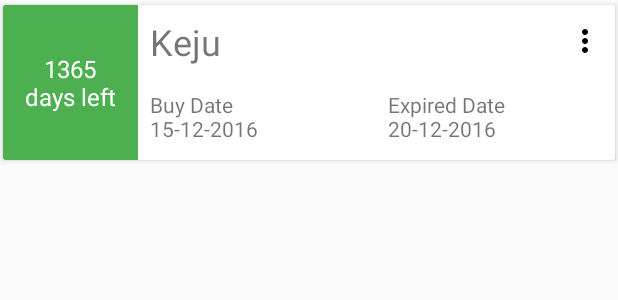
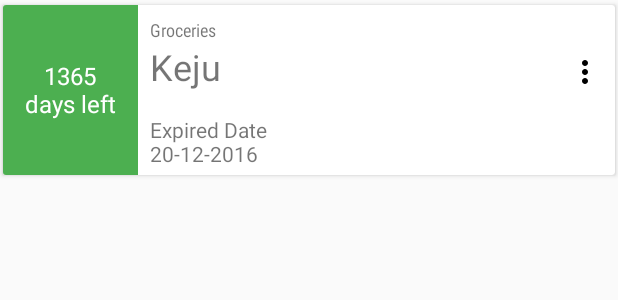
Before and after one commit to Expirat/ExpiratAndroid, an Android app: the layout view_grocery_item.xml on its own in the app's theme, with its tools: preview values and no code run, on a phone screen of 412 x 824 dp. Shown: the top 300 px of the screen. Run offline under Robolectric (Android 15) with nearby library versions, the phone set to English and light mode, and no system bars.

Commit message:
Fix query get detail item

```diff
--- a/app/src/main/java/com/expirate/expirat/services/response/GroceriesItem.java
+++ b/app/src/main/java/com/expirate/expirat/services/response/GroceriesItem.java
@@ -30,6 +30,9 @@ public abstract class GroceriesItem {
     @Nullable
     public abstract Integer type();
 
+    @Nullable
+    public abstract String typeName();
+
     public static Builder builder() {
         return new AutoValue_GroceriesItem.Builder();
     }
@@ -52,6 +55,8 @@ public abstract class GroceriesItem {
 
         public abstract Builder setType(Integer type);
 
+        public abstract Builder setTypeName(String typeName);
+
         public abstract GroceriesItem build();
     }
 }
--- a/app/src/main/res/layout/view_grocery_item.xml
+++ b/app/src/main/res/layout/view_grocery_item.xml
@@ -4,7 +4,7 @@
         xmlns:tools="http://schemas.android.com/tools"
         xmlns:app="http://schemas.android.com/apk/res-auto"
         android:layout_width="match_parent"
-        android:layout_height="110dp"
+        android:layout_height="120dp"
         app:cardUseCompatPadding="true"
         app:cardPreventCornerOverlap="false">
 
@@ -31,6 +31,17 @@
                 android:layout_toRightOf="@id/date_diff"
                 android:layout_toEndOf="@id/date_diff">
 
+            <TextView
+                    android:id="@+id/label"
+                    android:layout_width="wrap_content"
+                    android:layout_height="wrap_content"
+                    android:paddingLeft="8dp"
+                    android:paddingRight="8dp"
+                    android:paddingTop="8dp"
+                    android:textSize="12sp"
+                    android:fontFamily="sans-serif-condensed"
+                    tools:text="Groceries"/>
+
             <RelativeLayout
                     android:layout_width="match_parent"
                     android:layout_height="wrap_content">
@@ -54,7 +65,9 @@
                         android:textSize="24sp"
                         android:layout_toLeftOf="@id/more_action"
                         android:layout_toStartOf="@id/more_action"
-                        android:padding="8dp"
+                        android:paddingLeft="8dp"
+                        android:paddingRight="8dp"
+                        android:paddingBottom="8dp"
                         android:ellipsize="end"
                         android:maxLines="1"
                         tools:text="Keju"/>
@@ -66,18 +79,9 @@
                     android:orientation="horizontal">
 
                 <TextView
-                        android:id="@+id/buy_date"
-                        android:layout_width="0dp"
+                        android:id="@+id/expired_date"
+                        android:layout_width="wrap_content"
                         android:layout_height="wrap_content"
-                        android:layout_weight="1"
-                        android:padding="8dp"
-                        tools:text="Buy Date\n15-12-2016"/>
-
-                <TextView
-                        android:id="@+id/expired_date"
-                        android:layout_width="0dp"
-                        android:layout_height="wrap_content"
-                        android:layout_weight="1"
                         android:padding="8dp"
                         tools:text="Expired Date\n20-12-2016"/>
             </LinearLayout>
--- /dev/null
+++ b/app/src/main/res/menu/menu_popup_expired.xml
@@ -0,0 +1,5 @@
+<?xml version="1.0" encoding="utf-8"?>
+<menu xmlns:android="http://schemas.android.com/apk/res/android">
+    <item android:id="@+id/action_delete"
+          android:title="@string/title_action_delete" />
+</menu>
```
Also changed, not shown: app/src/main/java/com/expirate/expirat/repository/groceries/local/LocalGroceriesDataSource.java (+30 -12 lines), app/src/main/java/com/expirate/expirat/ui/expired/ExpiredActivity.java (+12 -4 lines), app/src/main/java/com/expirate/expirat/ui/group/GroceriesAdapter.java (+5 -11 lines).
